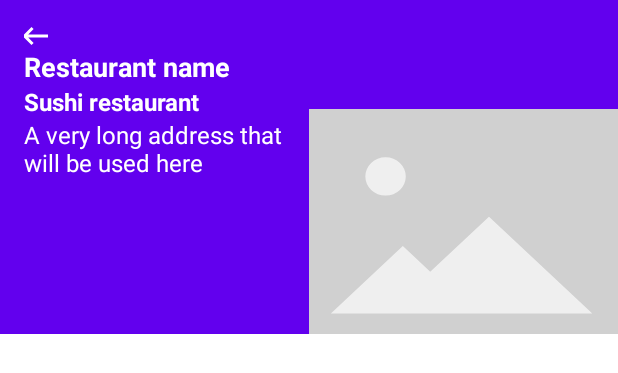
After one commit to kikoso/iAmHungry, an Android app: the layout venue_information_view.xml on its own in the app's theme, with its tools: preview values and no code run, on a phone screen of 412 x 824 dp. The commit adds this screen. Shown: the top 373 px of the screen. Run offline under Robolectric (Android 15) with nearby library versions, the phone set to English and light mode, and no system bars.

Commit message:
Displaying detail view when clicking on marker

```diff
--- a/app/src/main/java/com/enrique/iamhungry/ui/map/MapFragment.kt
+++ b/app/src/main/java/com/enrique/iamhungry/ui/map/MapFragment.kt
@@ -39,6 +39,8 @@ class MapFragment : Fragment(R.layout.fragment_map), OnMapReadyCallback {
             LinearLayoutManager(context, RecyclerView.HORIZONTAL, false)
         binding.venuesRecyclerView.adapter = adapter
 
+        binding.venueDetails.setOnCloseItemClickedListener { viewModel.onBackPressed() }
+
         setUpVenuesListener()
     }
 
@@ -76,6 +78,8 @@ class MapFragment : Fragment(R.layout.fragment_map), OnMapReadyCallback {
     }
 
     private fun renderVenueDetails(venue: VenueView) {
+        binding.venueDetails.visibility = View.VISIBLE
+        binding.venueDetails.setData(venue)
         binding.centerLocationMarker.visibility = View.GONE
         addCurrentVenueMarker(venue)
     }
--- a/app/src/main/java/com/enrique/iamhungry/ui/map/MapViewModel.kt
+++ b/app/src/main/java/com/enrique/iamhungry/ui/map/MapViewModel.kt
@@ -64,4 +64,8 @@ class MapViewModel @Inject constructor(private val getVenuesForLocationUseCase:
     fun onVenueSelected(venue: VenueView) {
         _venueDetails.postValue(venue)
     }
+
+    fun onBackPressed() {
+        TODO("Not yet implemented")
+    }
 }
--- /dev/null
+++ b/app/src/main/res/drawable/ic_baseline_keyboard_backspace_24.xml
@@ -0,0 +1,9 @@
+<vector xmlns:android="http://schemas.android.com/apk/res/android"
+    android:width="24dp"
+    android:height="24dp"
+    android:viewportWidth="24"
+    android:viewportHeight="24">
+  <path
+      android:fillColor="#FFF"
+      android:pathData="M21,11H6.83l3.58,-3.59L9,6l-6,6 6,6 1.41,-1.41L6.83,13H21z"/>
+</vector>
--- /dev/null
+++ b/app/src/main/res/layout/venue_information_view.xml
@@ -0,0 +1,69 @@
+<?xml version="1.0" encoding="utf-8"?>
+<androidx.constraintlayout.widget.ConstraintLayout xmlns:android="http://schemas.android.com/apk/res/android"
+    xmlns:app="http://schemas.android.com/apk/res-auto"
+    xmlns:tools="http://schemas.android.com/tools"
+    android:layout_width="match_parent"
+    android:layout_height="wrap_content"
+    android:background="?colorPrimary">
+
+    <ImageButton
+        android:id="@+id/close"
+        android:layout_width="@dimen/margin_big"
+        android:layout_height="@dimen/margin_big"
+        android:layout_marginStart="@dimen/margin_normal"
+        android:layout_marginTop="@dimen/margin_normal"
+        android:background="?selectableItemBackgroundBorderless"
+        android:src="@drawable/ic_baseline_keyboard_backspace_24"
+        app:layout_constraintStart_toStartOf="parent"
+        app:layout_constraintTop_toTopOf="parent" />
+
+    <TextView
+        android:id="@+id/name"
+        style="@style/TextViewName"
+        android:layout_width="wrap_content"
+        android:layout_height="wrap_content"
+        android:layout_marginHorizontal="@dimen/margin_normal"
+        android:ellipsize="end"
+        android:maxLines="1"
+        android:textColor="?colorOnPrimary"
+        app:layout_constraintStart_toStartOf="parent"
+        app:layout_constraintTop_toBottomOf="@id/close"
+        tools:text="Restaurant name" />
+
+    <TextView
+        android:id="@+id/category"
+        style="@style/TextViewCategory"
+        android:layout_width="wrap_content"
+        android:layout_height="wrap_content"
+        android:ellipsize="end"
+        android:maxLines="1"
+        android:textColor="?colorOnPrimary"
+        app:layout_constraintStart_toStartOf="@id/close"
+        app:layout_constraintTop_toBottomOf="@id/name"
+        tools:text="Sushi restaurant" />
+
+    <TextView
+        android:id="@+id/address"
+        style="@style/TextViewAddress"
+        android:layout_width="0dp"
+        android:layout_height="wrap_content"
+        android:ellipsize="end"
+        android:paddingEnd="@dimen/margin_normal"
+        android:textColor="?colorOnPrimary"
+        app:layout_constraintStart_toStartOf="@id/category"
+        app:layout_constraintTop_toBottomOf="@id/category"
+        app:layout_constraintWidth_percent="0.5"
+        tools:text="A very long address that will be used here" />
+
+    <ImageView
+        android:id="@+id/image"
+        android:layout_width="0dp"
+        android:layout_height="150dp"
+        android:layout_marginTop="@dimen/margin_normal"
+        android:background="@drawable/ic_placeholder_view"
+        android:scaleType="centerCrop"
+        app:layout_constraintEnd_toEndOf="parent"
+        app:layout_constraintTop_toBottomOf="@id/name"
+        app:layout_constraintWidth_percent="0.5" />
+
+</androidx.constraintlayout.widget.ConstraintLayout>
--- a/app/src/main/res/values/dimens.xml
+++ b/app/src/main/res/values/dimens.xml
@@ -4,6 +4,7 @@
     <dimen name="margin_half">4dp</dimen>
     <dimen name="margin_small">8dp</dimen>
     <dimen name="margin_normal">16dp</dimen>
+    <dimen name="margin_big">16dp</dimen>
     <dimen name="size_imv">50dp</dimen>
     <dimen name="text_size_24">24sp</dimen>
 </resources>
```
Also changed, not shown: app/src/main/java/com/enrique/iamhungry/model/picture/api/GetPicturesResponse.kt (+6 -3 lines), app/src/main/java/com/enrique/iamhungry/ui/views/VenueInformationView.kt (added, +34 -0 lines), app/src/main/res/layout/fragment_map.xml (+12 -0 lines).
